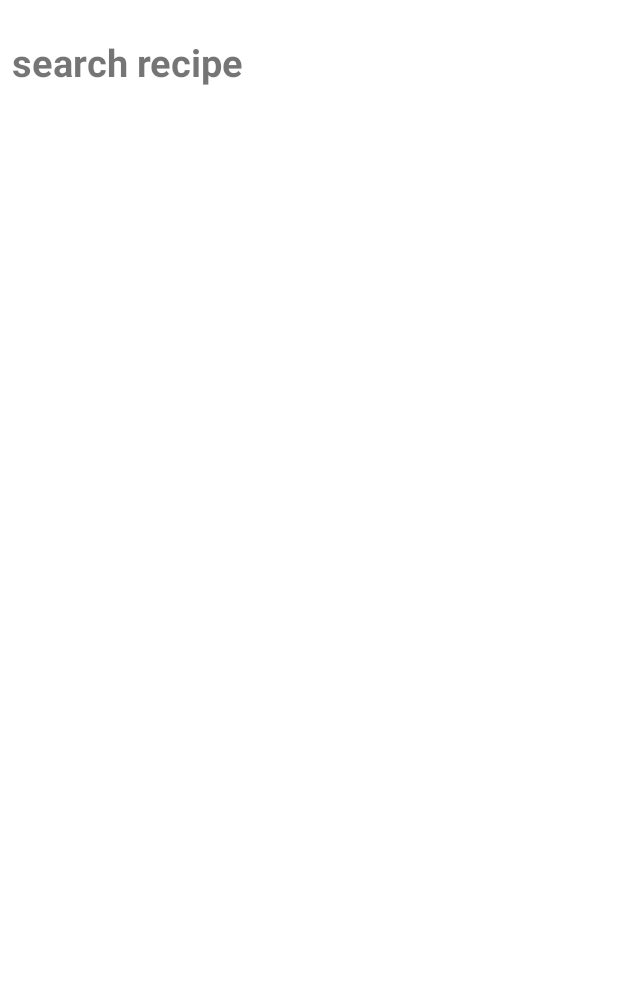
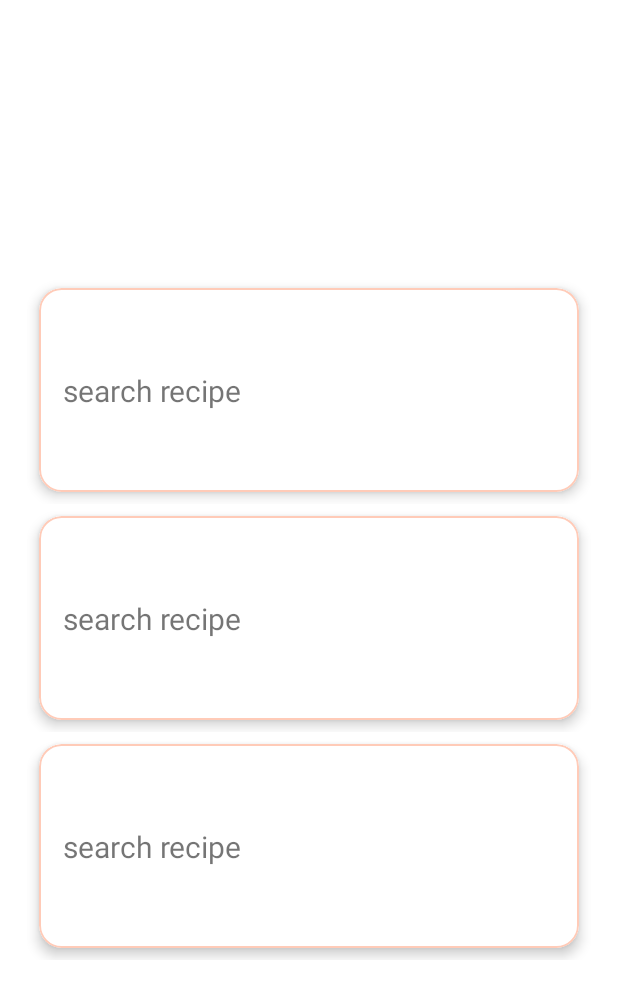
Before and after one commit to rodionusmanov/Cookbook_App, an Android app: the layout fragment_search_result.xml on its own in the app's theme, with its tools: preview values and no code run, on a phone screen of 412 x 824 dp. Shown: the top 998 px of the screen. Run offline under Robolectric (Android 15) with nearby library versions, the phone set to English and light mode, and no system bars.

Commit message:
MD - добавлены макеты для

```diff
--- a/app/src/main/res/layout/fragment_search_result.xml
+++ b/app/src/main/res/layout/fragment_search_result.xml
@@ -2,36 +2,21 @@
 <androidx.constraintlayout.widget.ConstraintLayout xmlns:android="http://schemas.android.com/apk/res/android"
     android:layout_width="match_parent"
     android:layout_height="match_parent"
-    xmlns:app="http://schemas.android.com/apk/res-auto">
+    xmlns:app="http://schemas.android.com/apk/res-auto"
+    xmlns:tools="http://schemas.android.com/tools"
+    >
 
-    <LinearLayout
-        android:id="@+id/random_recipe_list"
+    <androidx.recyclerview.widget.RecyclerView
+        android:id="@+id/result_recycler_view"
         android:layout_width="match_parent"
         android:layout_height="wrap_content"
-        android:orientation="vertical"
+        android:layout_margin="@dimen/margin_small"
         android:padding="@dimen/margin_x_small"
+        app:layout_constraintBottom_toBottomOf="parent"
+        app:layout_constraintEnd_toEndOf="parent"
+        app:layout_constraintStart_toStartOf="parent"
         app:layout_constraintTop_toTopOf="parent"
-        app:layout_constraintStart_toStartOf="parent"
-        app:layout_constraintEnd_toEndOf="parent"
-        >
-
-        <TextView
-            android:layout_width="wrap_content"
-            android:layout_height="wrap_content"
-            android:layout_marginTop="@dimen/margin_medium"
-            android:text="@string/search_recipe"
-            android:textSize="25sp"
-            android:textStyle="bold"
-            />
-
-        <androidx.recyclerview.widget.RecyclerView
-            android:layout_width="match_parent"
-            android:layout_height="match_parent"
-            android:layout_marginVertical="@dimen/margin_medium"
-            />
-
-    </LinearLayout>
-
-
+        tools:listitem="@layout/item_search_result"
+        />
 
 </androidx.constraintlayout.widget.ConstraintLayout>
--- a/app/src/main/res/values/strings.xml
+++ b/app/src/main/res/values/strings.xml
@@ -21,4 +21,7 @@
     <string name="search_view_hint">Search recipe</string>
     <string name="content_description_avatar">User avatar</string>
 
+    //RandomRecipeFragment
+    <string name="random_recipe_list_title">Let\'s try today one of this dishes</string>
+
 </resources>
```
Also changed, not shown: app/src/main/res/layout/fragment_random_recipe_lists.xml (+24 -8 lines).
